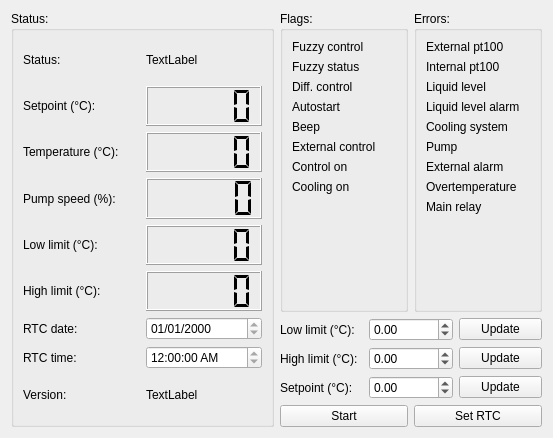
Old version of the form cct/qtgui2/devices/haakephoenix/haakephoenix.ui in the repository awacha/cct.
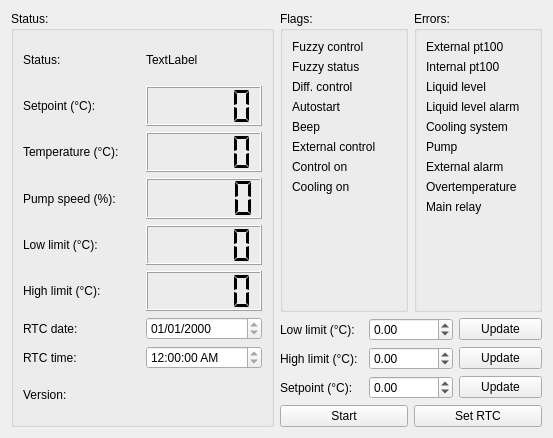
New version of the form. Icons and pictures are not drawn.

Patch:
```diff
--- a/cct/qtgui2/devices/haakephoenix/haakephoenix.ui
+++ b/cct/qtgui2/devices/haakephoenix/haakephoenix.ui
@@ -173,7 +173,7 @@
          <string>Firmware version</string>
         </property>
         <property name="text">
-         <string>TextLabel</string>
+         <string/>
         </property>
        </widget>
       </item>
```
Left out of the diff: 8 changed lines with no effect on the pictures.
